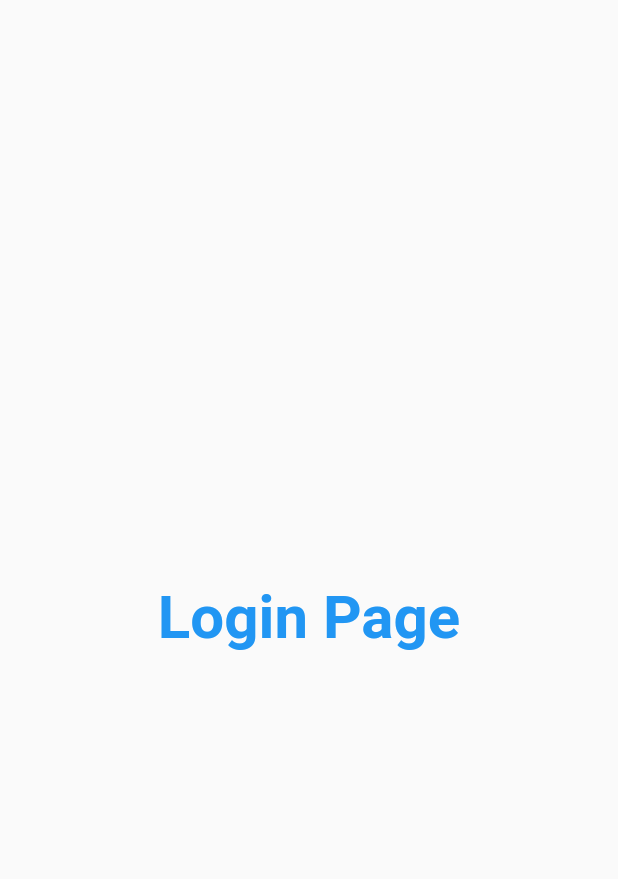
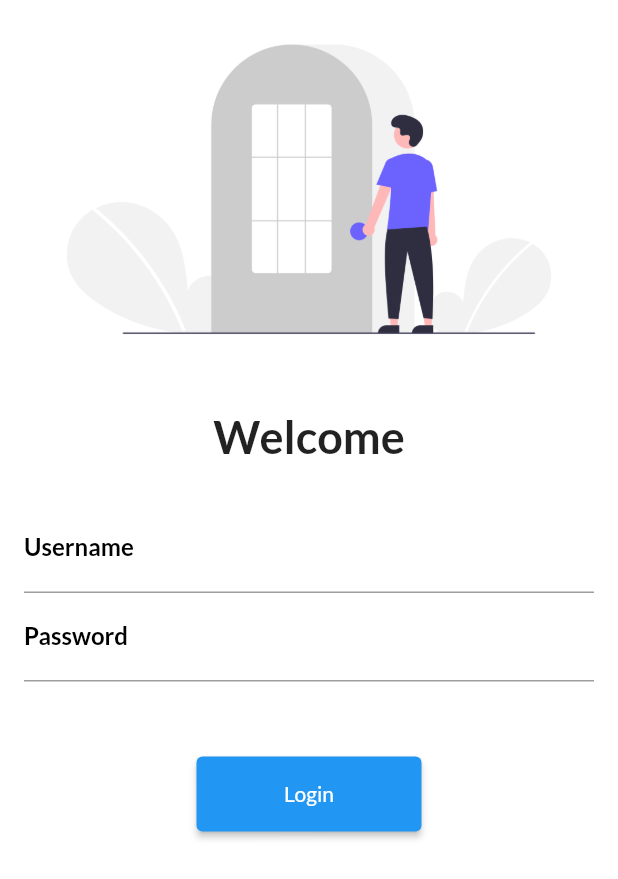
Before and after one commit to rakifmomin97/FlutterTraining, a Flutter app: the screen it shows after launch, on a phone screen of 412 x 824 dp. Shown: the top 879 px of the screen. Run offline on Flutter 3.47's test engine with Material 2 defaults, Android fonts, the phone set to English and light mode, and no system bars; our stand-ins replace google_fonts.

Commit message:
Day 5 completed

```diff
--- a/lib/main.dart
+++ b/lib/main.dart
@@ -1,6 +1,8 @@
 import 'package:flutter/material.dart';
 import 'package:flutter_catalog/pages/home_page.dart';
 import 'package:flutter_catalog/pages/login_page.dart';
+import 'package:flutter_catalog/utils/routes.dart';
+import 'package:google_fonts/google_fonts.dart';
 
 void main() {
   runApp(MyApp());
@@ -10,11 +12,20 @@ class MyApp extends StatelessWidget {
   @override
   Widget build(BuildContext context) {
     return MaterialApp(
+      debugShowCheckedModeBanner: false,
       themeMode: ThemeMode.light,
-      theme: ThemeData(primarySwatch: Colors.blueGrey),
-      darkTheme: ThemeData(brightness: Brightness.dark),
+      theme: ThemeData(
+        primarySwatch: Colors.blue,
+        fontFamily: GoogleFonts.lato().fontFamily,
+      ),
+      darkTheme: ThemeData(
+        brightness: Brightness.dark,
+      ),
+      initialRoute: "/",
       routes: {
         "/": (context) => LoginPage(),
+        MyRoutes.loginRoute: (context) => LoginPage(),
+        MyRoutes.homeRoute: (context) => HomePage(),
       },
     );
   }
--- a/lib/pages/login_page.dart
+++ b/lib/pages/login_page.dart
@@ -1,17 +1,70 @@
 import 'package:flutter/material.dart';
+import 'package:flutter_catalog/utils/routes.dart';
 
 class LoginPage extends StatelessWidget {
   @override
   Widget build(BuildContext context) {
     return Material(
-      child: Center(
-        child: Text(
-          "Login Page",
-          style: TextStyle(
-            fontSize: 40,
-            color: Colors.blue,
-            fontWeight: FontWeight.bold,
-          ),
+      color: Colors.white,
+      child: SingleChildScrollView(
+        child: Column(
+          children: [
+            Image.asset(
+              "assets/images/login_image.png",
+              fit: BoxFit.fitWidth,
+            ),
+            SizedBox(
+              height: 20,
+            ),
+            Text(
+              "Welcome",
+              style: TextStyle(
+                fontSize: 30,
+                fontWeight: FontWeight.bold,
+              ),
+            ),
+            SizedBox(
+              height: 20,
+            ),
+            Padding(
+              padding: const EdgeInsets.symmetric(vertical: 8, horizontal: 16),
+              child: Column(
+                children: [
+                  TextFormField(
+                    decoration: InputDecoration(
+                      hintText: "Enter Username",
+                      labelText: "Username",
+                      labelStyle: TextStyle(
+                        fontWeight: FontWeight.bold,
+                        color: Colors.black,
+                      ),
+                    ),
+                  ),
+                  TextFormField(
+                    obscureText: true,
+                    decoration: InputDecoration(
+                      hintText: "Enter Password",
+                      labelText: "Password",
+                      labelStyle: TextStyle(
+                        fontWeight: FontWeight.bold,
+                        color: Colors.black,
+                      ),
+                    ),
+                  ),
+                  SizedBox(
+                    height: 50,
+                  ),
+                  ElevatedButton(
+                    onPressed: () {
+                      Navigator.pushNamed(context, MyRoutes.homeRoute);
+                    },
+                    child: Text("Login"),
+                    style: TextButton.styleFrom(minimumSize: Size(150, 50)),
+                  ),
+                ],
+              ),
+            ),
+          ],
         ),
       ),
     );
--- /dev/null
+++ b/lib/utils/routes.dart
@@ -0,0 +1,4 @@
+class MyRoutes {
+  static String homeRoute = "/home";
+  static String loginRoute = "/login";
+}
--- a/pubspec.yaml
+++ b/pubspec.yaml
@@ -28,6 +28,7 @@ dependencies:
   # The following adds the Cupertino Icons font to your application.
   # Use with the CupertinoIcons class for iOS style icons.
   cupertino_icons: ^1.0.2
+  google_fonts: ^2.1.0
 
 dev_dependencies:
   flutter_test:
@@ -45,8 +46,8 @@ flutter:
   uses-material-design: true
 
   # To add assets to your application, add an assets section, like this:
-  # assets:
-  #   - images/a_dot_burr.jpeg
+  assets:
+    - assets/images/
   #   - images/a_dot_ham.jpeg
 
   # An image asset can refer to one or more resolution-specific "variants", see
```
Also changed, not shown: assets/images/login_image.png (added), pubspec.lock.
